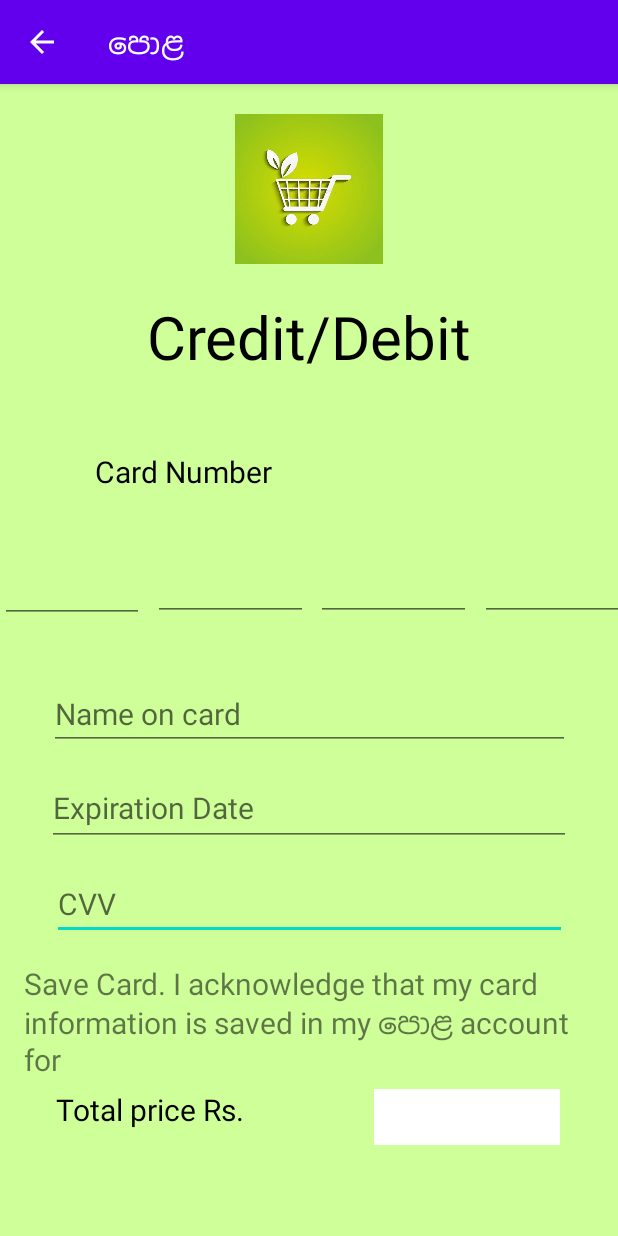
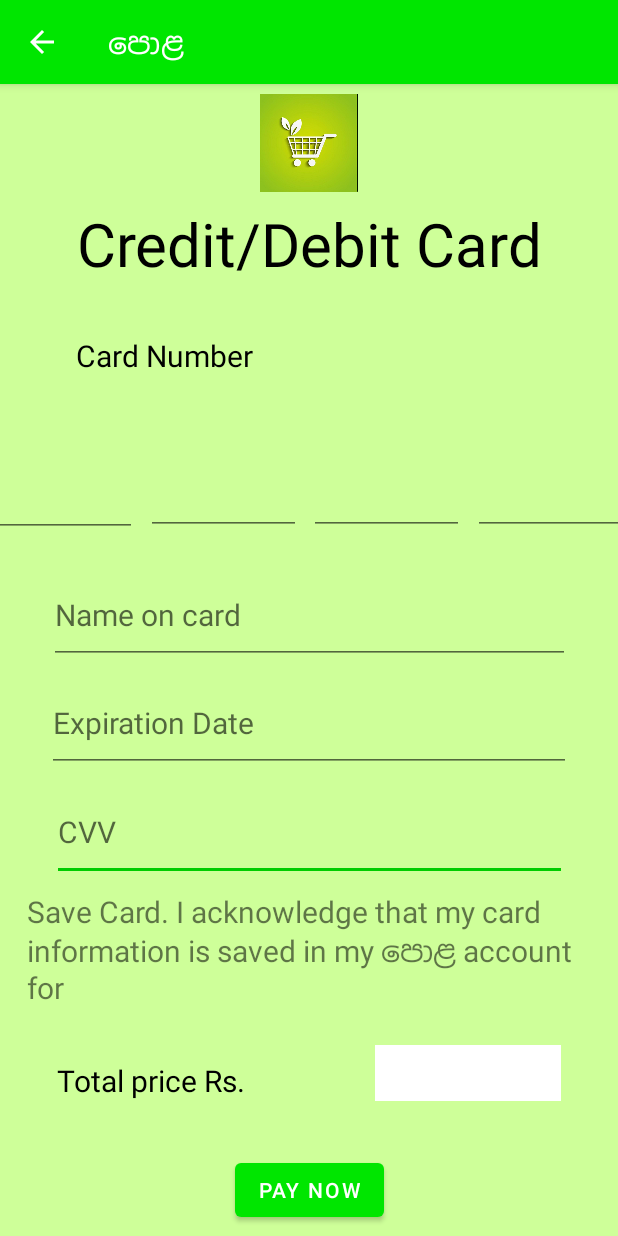
Before and after one commit to SLIITY2S2/OnlinePola, an Android app: the Payment screen opened directly, with no data from a screen before it, on a phone screen of 412 x 824 dp. Run offline under Robolectric (Android 15) with nearby library versions, the phone set to English and light mode, and no system bars.

Commit message:
change the Theme of actionbar

```diff
--- a/app/build.gradle
+++ b/app/build.gradle
@@ -40,6 +40,7 @@ dependencies {
     implementation 'androidx.lifecycle:lifecycle-viewmodel-ktx:2.3.1'
     implementation 'androidx.navigation:navigation-fragment:2.3.5'
     implementation 'androidx.navigation:navigation-ui:2.3.5'
+    implementation 'com.google.firebase:firebase-auth:19.3.2'
     testImplementation 'junit:junit:4.+'
     androidTestImplementation 'androidx.test.ext:junit:1.1.3'
     androidTestImplementation 'androidx.test.espresso:espresso-core:3.4.0'
--- a/app/src/main/AndroidManifest.xml
+++ b/app/src/main/AndroidManifest.xml
@@ -32,7 +32,9 @@
             android:parentActivityName=".Editcart">
 
         </activity>
-        <activity android:name=".FirstPage">
+        <activity android:name=".FirstPage"
+            android:theme="@style/Theme.MobileApp.NoActionBar">
+
             <intent-filter>
                 <action android:name="android.intent.action.MAIN" />
 
--- a/app/src/main/java/com/madd/mobileapp/MainActivity.java
+++ b/app/src/main/java/com/madd/mobileapp/MainActivity.java
@@ -1,11 +1,18 @@
 package com.madd.mobileapp;
 
+import android.content.Intent;
+import android.graphics.Color;
+import android.graphics.drawable.ColorDrawable;
 import android.os.Bundle;
 import android.view.Menu;
+import android.view.MenuInflater;
+import android.view.MenuItem;
 
 
 import com.google.android.material.navigation.NavigationView;
 
+import androidx.annotation.NonNull;
+import androidx.appcompat.app.ActionBar;
 import androidx.navigation.NavController;
 import androidx.navigation.Navigation;
 import androidx.navigation.ui.AppBarConfiguration;
@@ -13,7 +20,9 @@ import androidx.navigation.ui.NavigationUI;
 import androidx.drawerlayout.widget.DrawerLayout;
 import androidx.appcompat.app.AppCompatActivity;
 
+import com.google.firebase.auth.FirebaseAuth;
 import com.madd.mobileapp.databinding.ActivityMainBinding;
+import com.madd.mobileapp.ui.Contact.ContactFragment;
 
 public class MainActivity extends AppCompatActivity {
 
@@ -39,14 +48,35 @@ public class MainActivity extends AppCompatActivity {
         navController = Navigation.findNavController(MainActivity.this, R.id.nav_host_fragment_content_main);
         NavigationUI.setupActionBarWithNavController(this, navController, mAppBarConfiguration);
         NavigationUI.setupWithNavController(navigationView, navController);
+
     }
 
     @Override
     public boolean onCreateOptionsMenu(Menu menu) {
-        // Inflate the menu; this adds items to the action bar if it is present.
-        getMenuInflater().inflate(R.menu.main, menu);
-        return true;
+        MenuInflater inflater = getMenuInflater();
+        inflater.inflate(R.menu.main, menu);
+        return super.onCreateOptionsMenu(menu);
     }
+    /*
+    @Override
+    public boolean onOptionsItemSelected(@NonNull MenuItem item) {
+        int id = item.getItemId();
+
+        if(id == R.id.action_signout){
+            logout();
+            return true;
+        }
+        return super.onOptionsItemSelected(item);
+    }
+
+    private void logout() {
+        FirebaseAuth.getInstance().signOut();
+        Intent intent = new Intent(MainActivity.this, LoginActivity.class);
+        intent.setFlags(Intent.FLAG_ACTIVITY_NEW_TASK | Intent.FLAG_ACTIVITY_CLEAR_TASK);
+        startActivity(intent);
+        finish();
+
+    }*/
 
     @Override
     public boolean onSupportNavigateUp() {
--- a/app/src/main/res/layout/activity_payment.xml
+++ b/app/src/main/res/layout/activity_payment.xml
@@ -13,22 +13,20 @@
 
     <TextView
         android:id="@+id/tvnote"
-        android:layout_width="380dp"
-        android:layout_height="74dp"
-        android:layout_marginBottom="10dp"
+        android:layout_width="376dp"
+        android:layout_height="96dp"
         android:text="@string/paymentdesc"
         android:textSize="@dimen/input"
         app:layout_constraintBottom_toTopOf="@+id/constraintLayout14"
         app:layout_constraintEnd_toEndOf="parent"
         app:layout_constraintHorizontal_bias="0.5"
-        app:layout_constraintStart_toStartOf="parent" />
+        app:layout_constraintStart_toStartOf="parent"
+        app:layout_constraintTop_toBottomOf="@+id/etcvv" />
 
     <TextView
-        android:id="@+id/textView2"
-        android:layout_width="256dp"
-        android:layout_height="84dp"
-        android:layout_marginTop="5dp"
-        android:layout_marginBottom="5dp"
+        android:id="@+id/tvpaymenttitle"
+        android:layout_width="314dp"
+        android:layout_height="65dp"
         android:text="@string/paymenttitle"
         android:textAlignment="center"
         android:textColor="@color/black"
@@ -37,15 +35,13 @@
         app:layout_constraintEnd_toEndOf="parent"
         app:layout_constraintHorizontal_bias="0.5"
         app:layout_constraintStart_toStartOf="parent"
-        app:layout_constraintTop_toBottomOf="@+id/imageView2" />
+        app:layout_constraintTop_toBottomOf="@+id/imglogo" />
 
     <ImageView
-        android:id="@+id/imageView2"
+        android:id="@+id/imglogo"
         android:layout_width="@dimen/logo_width"
-        android:layout_height="@dimen/logo_height"
-        android:layout_marginTop="10dp"
-        android:layout_marginBottom="5dp"
-        app:layout_constraintBottom_toTopOf="@+id/textView2"
+        android:layout_height="65dp"
+        app:layout_constraintBottom_toTopOf="@+id/tvpaymenttitle"
         app:layout_constraintEnd_toEndOf="parent"
         app:layout_constraintHorizontal_bias="0.5"
         app:layout_constraintStart_toStartOf="parent"
@@ -55,23 +51,22 @@
     <TextView
         android:id="@+id/tvcardno"
         android:layout_width="286dp"
-        android:layout_height="39dp"
-        android:layout_marginTop="4dp"
+        android:layout_height="65dp"
+        android:layout_marginTop="16dp"
+        android:layout_marginBottom="9dp"
         android:text="@string/cardno"
         android:textColor="@color/black"
         android:textSize="@dimen/input"
         app:layout_constraintBottom_toTopOf="@+id/constraintLayout10"
         app:layout_constraintEnd_toEndOf="parent"
-        app:layout_constraintHorizontal_bias="0.5"
+        app:layout_constraintHorizontal_bias="0.404"
         app:layout_constraintStart_toStartOf="parent"
-        app:layout_constraintTop_toBottomOf="@+id/textView2" />
+        app:layout_constraintTop_toBottomOf="@+id/tvpaymenttitle" />
 
     <EditText
         android:id="@+id/etcvv"
         android:layout_width="343dp"
-        android:layout_height="48dp"
-        android:layout_marginTop="2dp"
-        android:layout_marginBottom="5dp"
+        android:layout_height="65dp"
         android:ems="10"
         android:hint="CVV"
         android:inputType="number"
@@ -85,9 +80,7 @@
     <EditText
         android:id="@+id/etholder"
         android:layout_width="347dp"
-        android:layout_height="47dp"
-        android:layout_marginTop="2dp"
-        android:layout_marginBottom="2dp"
+        android:layout_height="65dp"
         android:ems="10"
         android:hint="Name on card"
         android:inputType="textPersonName"
@@ -101,9 +94,7 @@
     <EditText
         android:id="@+id/edexpired"
         android:layout_width="349dp"
-        android:layout_height="50dp"
-        android:layout_marginTop="2dp"
-        android:layout_marginBottom="2dp"
+        android:layout_height="65dp"
         android:ems="10"
         android:hint="Expiration Date"
         android:inputType="date"
@@ -117,9 +108,11 @@
     <androidx.constraintlayout.widget.ConstraintLayout
         android:id="@+id/constraintLayout10"
         android:layout_width="423dp"
-        android:layout_height="88dp"
-        android:layout_marginBottom="2dp"
+        android:layout_height="65dp"
         app:layout_constraintBottom_toTopOf="@+id/etholder"
+        app:layout_constraintEnd_toEndOf="parent"
+        app:layout_constraintHorizontal_bias="0.5"
+        app:layout_constraintStart_toStartOf="parent"
         app:layout_constraintTop_toBottomOf="@+id/tvcardno">
 
         <EditText
@@ -175,24 +168,25 @@
     <androidx.constraintlayout.widget.ConstraintLayout
         android:id="@+id/constraintLayout14"
         android:layout_width="404dp"
-        android:layout_height="62dp"
-        android:layout_marginBottom="36dp"
-        app:layout_constraintBottom_toBottomOf="parent"
+        android:layout_height="65dp"
+        app:layout_constraintBottom_toTopOf="@+id/btn_submit"
         app:layout_constraintEnd_toEndOf="parent"
-        app:layout_constraintHorizontal_bias="0.428"
-        app:layout_constraintStart_toStartOf="parent">
+        app:layout_constraintHorizontal_bias="0.5"
+        app:layout_constraintStart_toStartOf="parent"
+        app:layout_constraintTop_toBottomOf="@+id/tvnote">
 
         <TextView
             android:id="@+id/tvtotalp"
             android:layout_width="178dp"
             android:layout_height="39dp"
+            android:layout_marginBottom="16dp"
             android:text="@string/total_price"
             android:textColor="@color/black"
             android:textSize="@dimen/input"
+            app:layout_constraintBottom_toBottomOf="parent"
             app:layout_constraintEnd_toStartOf="@+id/tvdisprice"
             app:layout_constraintHorizontal_bias="0.5"
-            app:layout_constraintStart_toStartOf="parent"
-            tools:layout_editor_absoluteY="7dp" />
+            app:layout_constraintStart_toStartOf="parent" />
 
         <TextView
             android:id="@+id/tvdisprice"
@@ -207,4 +201,15 @@
 
     </androidx.constraintlayout.widget.ConstraintLayout>
 
+    <Button
+        android:id="@+id/btn_submit"
+        android:layout_width="wrap_content"
+        android:layout_height="wrap_content"
+        android:text="@string/btn_submit"
+        app:layout_constraintBottom_toBottomOf="parent"
+        app:layout_constraintEnd_toEndOf="parent"
+        app:layout_constraintHorizontal_bias="0.5"
+        app:layout_constraintStart_toStartOf="parent"
+        app:layout_constraintTop_toBottomOf="@+id/constraintLayout14" />
+
 </androidx.constraintlayout.widget.ConstraintLayout>
--- a/app/src/main/res/layout/app_bar_main.xml
+++ b/app/src/main/res/layout/app_bar_main.xml
@@ -15,7 +15,7 @@
             android:id="@+id/toolbar"
             android:layout_width="match_parent"
             android:layout_height="?attr/actionBarSize"
-            android:background="?attr/colorPrimary"
+            android:background="@color/green"
             app:popupTheme="@style/Theme.MobileApp.PopupOverlay" />
 
     </com.google.android.material.appbar.AppBarLayout>
--- a/app/src/main/res/menu/main.xml
+++ b/app/src/main/res/menu/main.xml
@@ -2,8 +2,9 @@
 <menu xmlns:android="http://schemas.android.com/apk/res/android"
     xmlns:app="http://schemas.android.com/apk/res-auto">
     <item
-        android:id="@+id/action_settings"
+        android:id="@+id/action_signout"
         android:orderInCategory="100"
-        android:title="@string/action_settings"
+        android:title="@string/signout"
+        android:visible="true"
         app:showAsAction="never" />
 </menu>
--- a/app/src/main/res/values/colors.xml
+++ b/app/src/main/res/values/colors.xml
@@ -5,6 +5,12 @@
     <color name="purple_700">#FF3700B3</color>
     <color name="teal_200">#FF03DAC5</color>
     <color name="teal_700">#FF018786</color>
+
+    <color name="green"> #00e600</color>
+    <color name="colorPrimaryDark">#00e600</color>
+    <color name="colorAccent">#00cc00</color>
+    <color name="activityBackground">#009900</color>
+
     <color name="black">#FF000000</color>
     <color name="white">#FFFFFFFF</color>
     <color name="lightgreen">#b6fc03</color>
@@ -12,4 +18,7 @@
     <color name="background">#ceff99</color>
     <color name="button">#77e600</color>
     <color name="blue">#3333ff</color>
+
+
+
 </resources>
--- a/app/src/main/res/values/strings.xml
+++ b/app/src/main/res/values/strings.xml
@@ -7,11 +7,14 @@
     <string name="nav_header_desc">Navigation header</string>
     <string name="action_settings">Settings</string>
 
+    <!--Navigation drawer -->
     <string name="menu_home">Home</string>
     <string name="menu_profle">Profile</string>
     <string name="menu_order">Search Placed orders</string>
     <string name="menu_contact">Contact Us</string>
     <string name="hi">Hello</string>
+
+    <!--Home page -->
     <string name="fruit1name">Banana</string>
     <string name="fruit1price">Rs.50/= per 1kg</string>
     <string name="plus">+</string>
@@ -26,6 +29,8 @@
     <string name="btn3">3</string>
     <string name="btn4">4</string>
     <string name="btn5">5</string>
+
+    <!--Shipping -->
     <string name="title">Shipping Address</string>
     <string name="fist_Name">First Name</string>
     <string name="last_name">Last Name</string>
@@ -34,18 +39,26 @@
     <string name="phone_no">Phone Number</string>
     <string name="submit">Submit</string>
     <string name="confirm">Confirm</string>
+
+    <!--Edit cart -->
     <string name="productname">Product Name</string>
     <string name="unit">Unit</string>
     <string name="price">Price</string>
     <string name="edit">Edit</string>
     <string name="delete">Delete</string>
-    <string name="thank">Thank you.</string>
+
+   <!--Search order -->
     <string name="order_id">Your order Id is </string>
     <string name="total_price">Total price Rs.</string>
     <string name="Rs">/=</string>
-    <string name="paymenttitle">Credit/Debit</string>
+
+    <!--Payment -->
+    <string name="paymenttitle">Credit/Debit Card</string>
     <string name="cardno">Card Number</string>
     <string name="paymentdesc">Save Card. I acknowledge that my card information is saved in my පොළ account for</string>
+    <string name="btn_submit">Pay Now</string>
+
+    <!--Contact us -->
     <string name="contact">Contact Us</string>
     <string name="Address">Address : </string>
     <string name="companyaddress">No 112/B, Katugasthota road, Mahaiyawa</string>
@@ -55,10 +68,15 @@
     <string name="fb">Facebook : </string>
     <string name="facebook">https://www.facebook.com/pola</string>
     <string name="tele">Telephone Number : </string>
+
+    <!--search order id -->
     <string name="search">Order ID</string>
     <string name="itemname">Item</string>
 
+    <!--sign out -->
+    <string name="signout">Sign out</string>
 
+    <!--spinner of cart -->
     <string-array name="city_array">
         <item>Kandy</item>
         <item>Suduhumpala</item>
--- a/app/src/main/res/values/themes.xml
+++ b/app/src/main/res/values/themes.xml
@@ -1,9 +1,10 @@
 <resources xmlns:tools="http://schemas.android.com/tools">
     <!-- Base application theme. -->
     <style name="Theme.MobileApp" parent="Theme.MaterialComponents.DayNight.DarkActionBar">
-        <!-- Primary brand color. -->
+        <!-- Primary brand color.
         <item name="colorPrimary">@color/purple_500</item>
-        <item name="colorPrimaryVariant">@color/purple_700</item>
+        -->
+        <item name="colorPrimaryVariant">@color/green</item>
         <item name="colorOnPrimary">@color/white</item>
         <!-- Secondary brand color. -->
         <item name="colorSecondary">@color/teal_200</item>
@@ -12,6 +13,13 @@
         <!-- Status bar color. -->
         <item name="android:statusBarColor" tools:targetApi="l">?attr/colorPrimaryVariant</item>
         <!-- Customize your theme here. -->
+        <item name="colorPrimary">@color/colorPrimaryDark</item>
+        <item name="colorPrimaryDark">@color/colorPrimaryDark</item>
+        <item name="colorAccent">@color/colorAccent</item>
+        <item name="android:windowBackground">@color/activityBackground</item>
+
+
+
     </style>
 
     <style name="Theme.MobileApp.NoActionBar">
```
